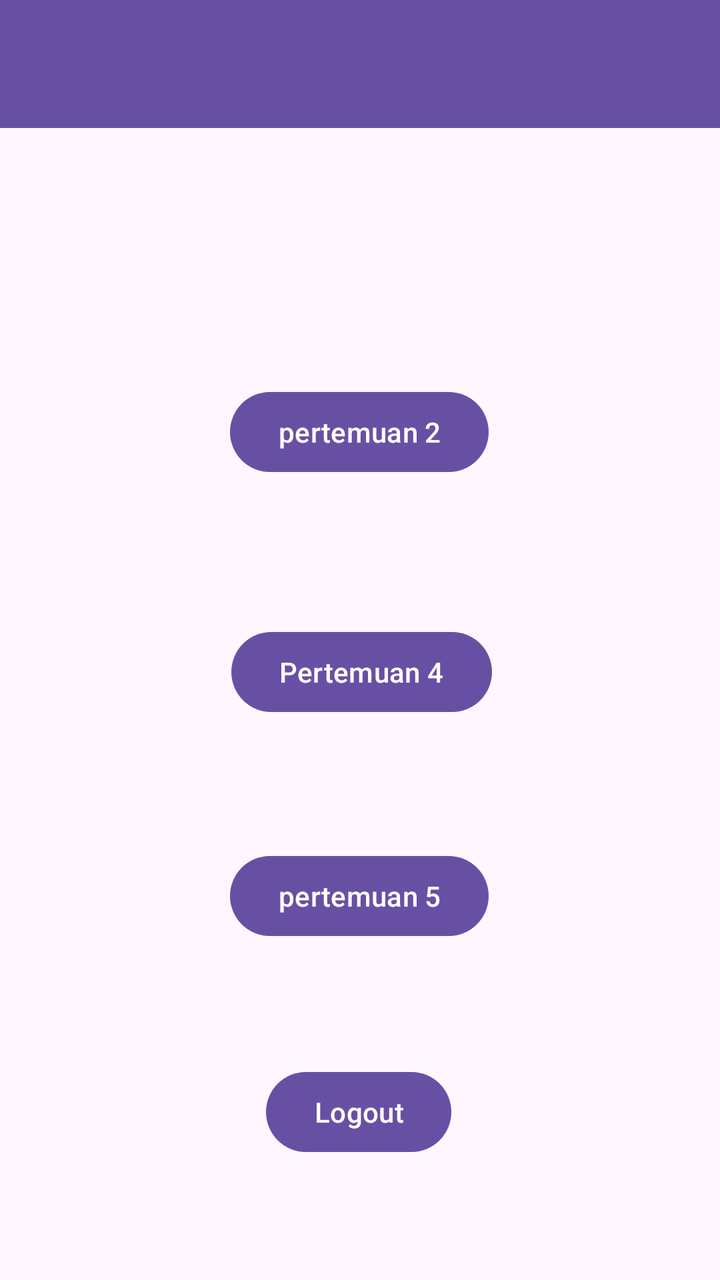
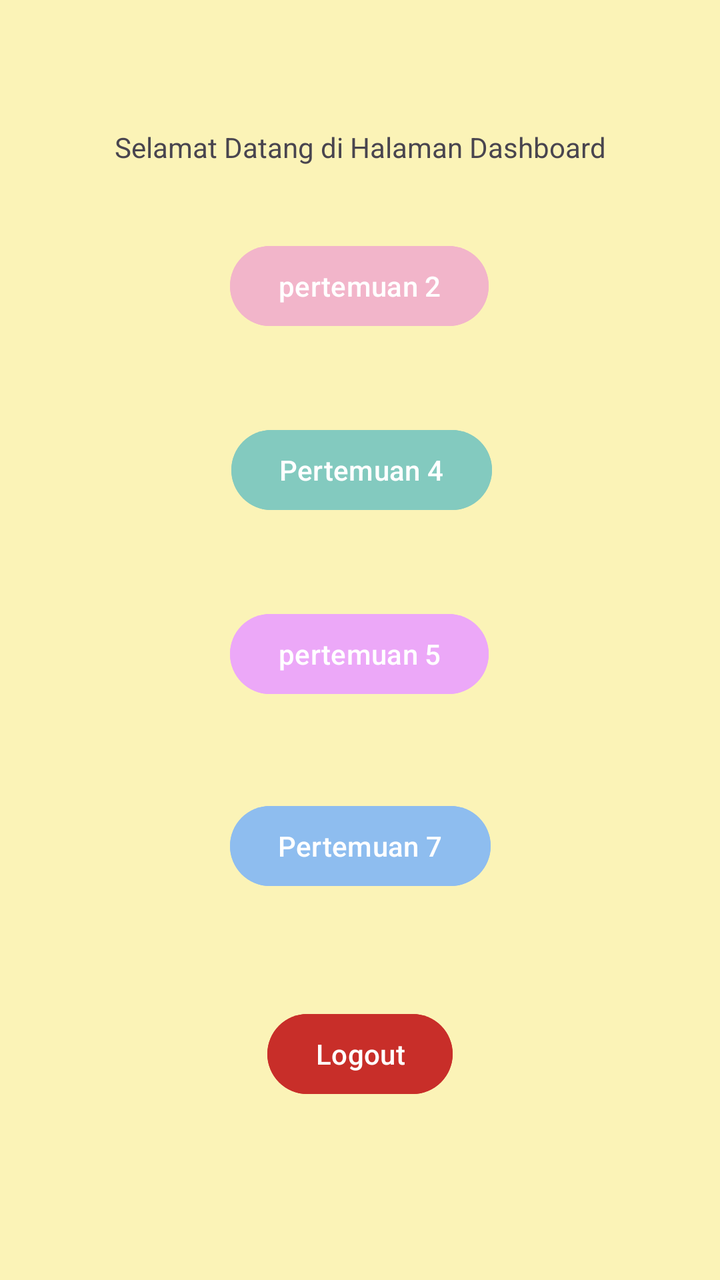

Before-and-after screenshots of an Android layout around one commit, followed by the original layout XML and the change that was made.
<!-- AndroidManifest.xml: application theme Theme.NaylaApps -->
<!-- res/layout/activity_main.xml -->
<?xml version="1.0" encoding="utf-8"?>
<androidx.constraintlayout.widget.ConstraintLayout xmlns:android="http://schemas.android.com/apk/res/android"
    xmlns:app="http://schemas.android.com/apk/res-auto"
    xmlns:tools="http://schemas.android.com/tools"
    android:id="@+id/main"
    android:layout_width="match_parent"
    android:layout_height="match_parent"
    tools:context=".MainActivity">

    <androidx.appcompat.widget.Toolbar
        android:id="@+id/toolbar"
        android:layout_width="match_parent"
        android:layout_height="?attr/actionBarSize"
        android:background="?attr/colorPrimary"
        app:subtitleTextColor="@android:color/white"
        app:titleTextColor="@android:color/white" />

    <Button
        android:id="@+id/btnMain"
        android:layout_width="wrap_content"
        android:layout_height="wrap_content"
        android:layout_marginTop="72dp"
        android:text="Pertemuan 4"
        app:layout_constraintEnd_toEndOf="parent"
        app:layout_constraintHorizontal_bias="0.503"
        app:layout_constraintStart_toStartOf="parent"
        app:layout_constraintTop_toBottomOf="@+id/btnToSecond" />

    <androidx.constraintlayout.widget.Group
        android:layout_width="wrap_content"
        android:layout_height="wrap_content"/>


    <Button
        android:id="@+id/btnToSecond"
        android:layout_width="wrap_content"
        android:layout_height="wrap_content"
        android:layout_marginTop="128dp"
        android:text="pertemuan 2"
        app:layout_constraintEnd_toEndOf="parent"
        app:layout_constraintHorizontal_bias="0.498"
        app:layout_constraintStart_toStartOf="parent"
        app:layout_constraintTop_toBottomOf="@+id/toolbar" />

    <Button
        android:id="@+id/btnToFifth"
        android:layout_width="wrap_content"
        android:layout_height="wrap_content"
        android:layout_marginTop="64dp"
        android:text="pertemuan 5"
        app:layout_anchor="@+id/btnMain"
        app:layout_anchorGravity="end|bottom"
        app:layout_constraintEnd_toEndOf="parent"
        app:layout_constraintHorizontal_bias="0.498"
        app:layout_constraintStart_toStartOf="parent"
        app:layout_constraintTop_toBottomOf="@+id/btnMain" />

    <Button
        android:id="@+id/btnLogout"
        android:layout_width="wrap_content"
        android:layout_height="wrap_content"
        android:layout_marginTop="60dp"
        android:text="Logout"
        app:layout_constraintEnd_toEndOf="parent"
        app:layout_constraintHorizontal_bias="0.498"
        app:layout_constraintStart_toStartOf="parent"
        app:layout_constraintTop_toBottomOf="@+id/btnToFifth" />


</androidx.constraintlayout.widget.ConstraintLayout>
<!-- resources referenced by this layout -->
<resources>
  <style name="Theme.NaylaApps" parent="Base.Theme.NaylaApps" />
  <style name="Base.Theme.NaylaApps" parent="Theme.Material3.DayNight.NoActionBar">
          
          
      </style>
</resources>

<!-- the commit's change to res/layout/activity_main.xml (unified diff, before → after) -->
@@ -3,24 +3,19 @@
     xmlns:app="http://schemas.android.com/apk/res-auto"
     xmlns:tools="http://schemas.android.com/tools"
     android:id="@+id/main"
+    android:background="#FBF3B7"
     android:layout_width="match_parent"
     android:layout_height="match_parent"
     tools:context=".MainActivity">
 
-    <androidx.appcompat.widget.Toolbar
-        android:id="@+id/toolbar"
-        android:layout_width="match_parent"
-        android:layout_height="?attr/actionBarSize"
-        android:background="?attr/colorPrimary"
-        app:subtitleTextColor="@android:color/white"
-        app:titleTextColor="@android:color/white" />
 
     <Button
         android:id="@+id/btnMain"
         android:layout_width="wrap_content"
         android:layout_height="wrap_content"
-        android:layout_marginTop="72dp"
+        android:layout_marginTop="44dp"
         android:text="Pertemuan 4"
+        android:backgroundTint="#83CABF"
         app:layout_constraintEnd_toEndOf="parent"
         app:layout_constraintHorizontal_bias="0.503"
         app:layout_constraintStart_toStartOf="parent"
@@ -35,20 +30,22 @@
         android:id="@+id/btnToSecond"
         android:layout_width="wrap_content"
         android:layout_height="wrap_content"
-        android:layout_marginTop="128dp"
+        android:layout_marginTop="36dp"
         android:text="pertemuan 2"
+        android:backgroundTint="#F2B5CA"
         app:layout_constraintEnd_toEndOf="parent"
         app:layout_constraintHorizontal_bias="0.498"
         app:layout_constraintStart_toStartOf="parent"
-        app:layout_constraintTop_toBottomOf="@+id/toolbar" />
+        app:layout_constraintTop_toBottomOf="@+id/textView3" />
 
     <Button
         android:id="@+id/btnToFifth"
         android:layout_width="wrap_content"
         android:layout_height="wrap_content"
-        android:layout_marginTop="64dp"
+        android:layout_marginTop="44dp"
         android:text="pertemuan 5"
         app:layout_anchor="@+id/btnMain"
+        android:backgroundTint="#ECA8F8"
         app:layout_anchorGravity="end|bottom"
         app:layout_constraintEnd_toEndOf="parent"
         app:layout_constraintHorizontal_bias="0.498"
@@ -59,12 +56,35 @@
         android:id="@+id/btnLogout"
         android:layout_width="wrap_content"
         android:layout_height="wrap_content"
-        android:layout_marginTop="60dp"
+        android:backgroundTint="#C82E29"
+        android:layout_marginTop="56dp"
         android:text="Logout"
+        app:layout_constraintBottom_toBottomOf="parent"
         app:layout_constraintEnd_toEndOf="parent"
-        app:layout_constraintHorizontal_bias="0.498"
+        app:layout_constraintStart_toStartOf="parent"
+        app:layout_constraintTop_toBottomOf="@+id/btnToSeventh"
+        app:layout_constraintVertical_bias="0.0" />
+
+    <Button
+        android:id="@+id/btnToSeventh"
+        android:layout_width="wrap_content"
+        android:layout_height="wrap_content"
+        android:layout_marginTop="48dp"
+        android:text="Pertemuan 7"
+        android:backgroundTint="#8EBDEF"
+        app:layout_constraintEnd_toEndOf="parent"
         app:layout_constraintStart_toStartOf="parent"
         app:layout_constraintTop_toBottomOf="@+id/btnToFifth" />
 
+    <TextView
+        android:id="@+id/textView3"
+        android:layout_width="wrap_content"
+        android:layout_height="wrap_content"
+        android:layout_marginTop="64dp"
+        android:text="Selamat Datang di Halaman Dashboard"
+        app:layout_constraintEnd_toEndOf="parent"
+        app:layout_constraintStart_toStartOf="parent"
+        app:layout_constraintTop_toTopOf="parent" />
+
 
 </androidx.constraintlayout.widget.ConstraintLayout>
